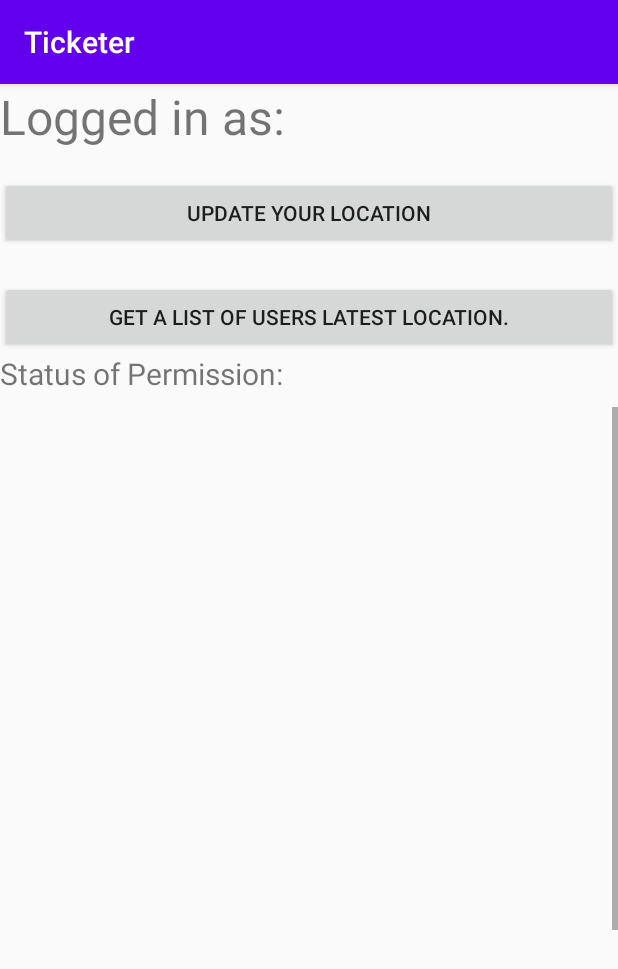
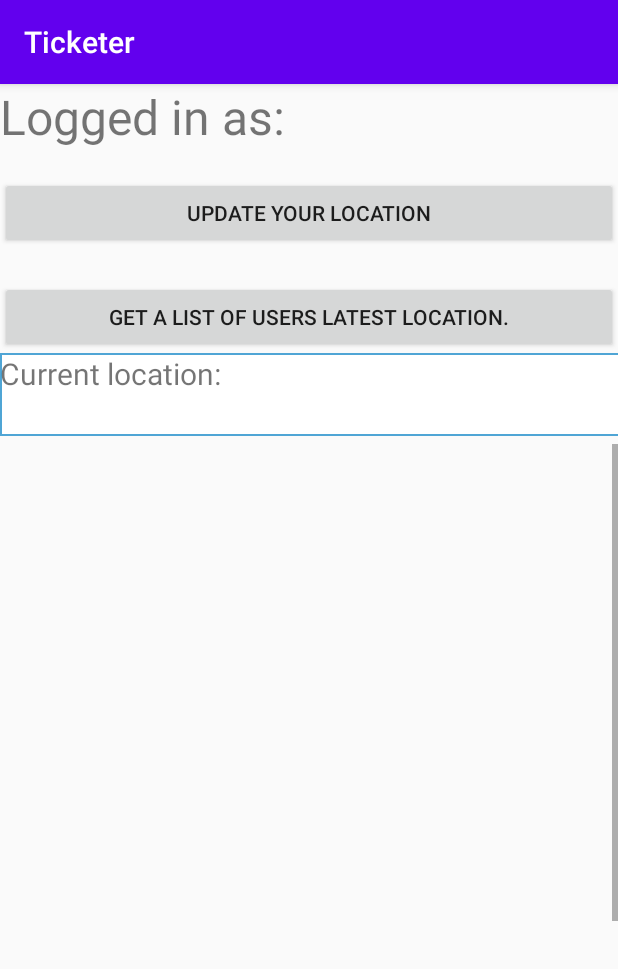
Before and after one commit to temaari/locationapp, an Android app: the MainActivity screen opened directly, with no data from a screen before it, on a phone screen of 412 x 824 dp. Shown: the top 969 px of the screen. Run offline under Robolectric (Android 15) with nearby library versions, the phone set to English and light mode, and no system bars; 1 statement that could not run was skipped.

Commit message:
Implemented update button functionality. Fixed TextView of location to Longtitude and Altitude as Altitude was actuall Latitude. Fixed sizing of Current Location TextView.

```diff
--- /dev/null
+++ b/app/app/src/main/res/drawable/textviewborder.xml
@@ -0,0 +1,5 @@
+<?xml version="1.0" encoding="utf-8"?>
+<shape xmlns:android="http://schemas.android.com/apk/res/android" android:shape="rectangle" >
+    <solid android:color="@android:color/white" />
+    <stroke android:width="1dip" android:color="#4fa5d5"/>
+</shape>
--- a/app/app/src/main/res/layout/activity_main.xml
+++ b/app/app/src/main/res/layout/activity_main.xml
@@ -13,11 +13,11 @@
         android:id="@+id/scrollView2"
         android:layout_width="match_parent"
         android:layout_height="match_parent"
-        android:layout_marginTop="215dp"
-        app:layout_constraintBottom_toBottomOf="@+id/statusOfPermission"
+        android:layout_marginTop="240dp"
+        app:layout_constraintBottom_toBottomOf="@+id/gpsLocation"
         app:layout_constraintEnd_toEndOf="parent"
         app:layout_constraintStart_toStartOf="parent"
-        app:layout_constraintTop_toBottomOf="@+id/statusOfPermission">
+        app:layout_constraintTop_toBottomOf="@+id/gpsLocation">
 
         <FrameLayout
             android:id="@+id/frame"
@@ -75,10 +75,11 @@
         app:layout_constraintTop_toBottomOf="@+id/updateLocation_button" />
 
     <TextView
-        android:id="@+id/statusOfPermission"
+        android:id="@+id/gpsLocation"
         android:layout_width="413dp"
-        android:layout_height="30dp"
-        android:text="@string/statusOfPermission"
+        android:layout_height="55dp"
+        android:background="@drawable/textviewborder"
+        android:text="@string/gpsLocation"
         android:textSize="20dp"
         app:layout_constraintEnd_toEndOf="parent"
         app:layout_constraintStart_toStartOf="parent"
--- a/app/app/src/main/res/values/strings.xml
+++ b/app/app/src/main/res/values/strings.xml
@@ -37,7 +37,7 @@
     <string name="updateLocation">Update your Location</string>
     <string name="getLocation">Get a list of users latest location.</string>
     <string name="logged_in_as">Logged in as:</string>
-    <string name="statusOfPermission">"Status of Permission: "</string>
+    <string name="gpsLocation">"Current location: "</string>
 
 <!--    Location-based Strings-->
     <string name="status">Location status</string>
```
Also changed, not shown: app/app/src/main/java/com/example/ticketer/MainActivity.java (+27 -14 lines), 4 other files.
